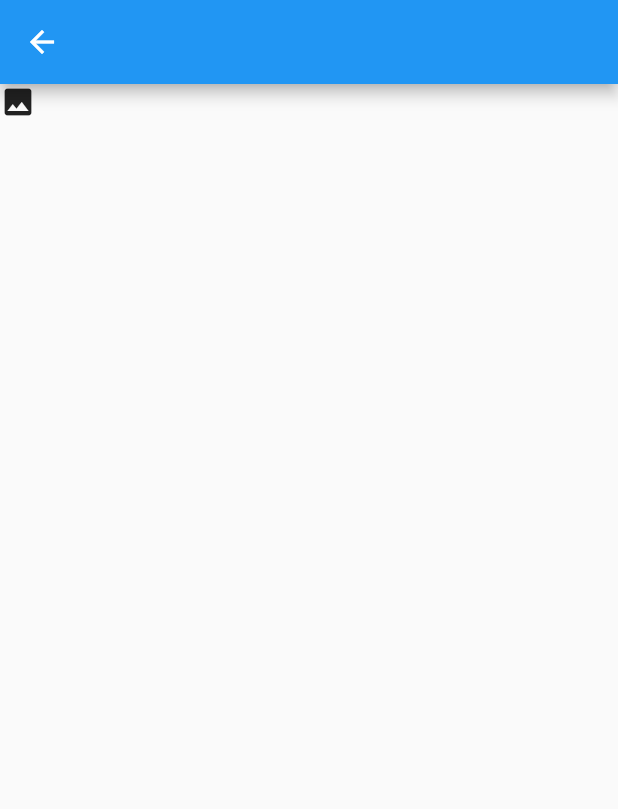
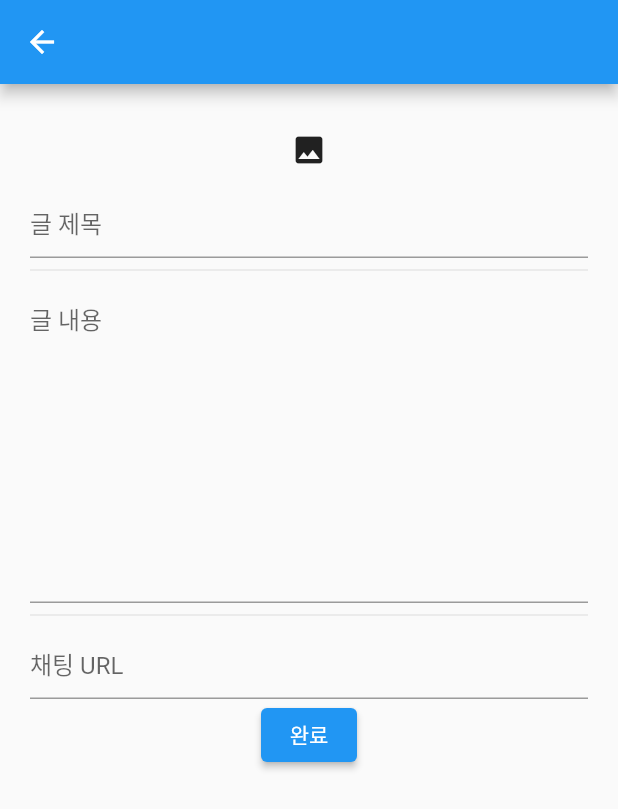
Before and after one commit to L-and/Nonamukja, a Flutter app: the PostCreateScreen screen opened by its route, on a phone screen of 412 x 824 dp. Shown: the top 809 px of the screen. Run offline on Flutter 3.47's test engine with Material 2 defaults, Android fonts, the phone set to English and light mode, and no system bars; our stand-ins replace image_picker, shared_preferences; accounts and stored records are empty.

Commit message:
feat: create post code(~ing)
게시글작성 코드 작업중

```diff
--- a/nonamukja_/lib/screens/screen_post_create.dart
+++ b/nonamukja_/lib/screens/screen_post_create.dart
@@ -1,7 +1,16 @@
 import 'package:flutter/material.dart';
 import 'package:image_picker/image_picker.dart';
+import 'package:nonamukja/image_picker.dart';
+import 'package:nonamukja/singleton_class/post.dart';
 
 class PostCreateScreen extends StatelessWidget {
+  MyImagePicker imagePicker = MyImagePicker(); // 이미지선택을 위한 변수
+
+  // TextField들의 값을 사용하기 위한 컨트롤러
+  final _titleController = TextEditingController();
+  final _contentController = TextEditingController();
+  final _talkLinkController = TextEditingController();
+
   @override
   Widget build(BuildContext context) {
     return Scaffold(
@@ -17,10 +26,58 @@ class PostCreateScreen extends StatelessWidget {
 
   PostCreateBody() {
     return Container(
-      child: Column(
+      alignment: Alignment.topLeft,
+      margin: EdgeInsets.all(20),
+      child: SingleChildScrollView(
+        child: Column(
         children: [
-          Icon(Icons.photo),
+          IconButton(
+              icon: Icon(Icons.photo),
+              onPressed: () {
+                imagePicker.SetImageFromGallery();
+                print("이미지선택");
+              },
+          ),
+          TextField(
+            controller: _titleController,
+            decoration: InputDecoration(
+              hintText: "글 제목",
+            ),
+          ),
+          Divider(),
+          TextField(
+            controller: _contentController,
+            decoration: InputDecoration(
+              hintText: "글 내용",
+            ),
+              maxLines: 10,
+              minLines: 10,
+          ),
+          Divider(),
+          TextField(
+            controller: _talkLinkController,
+            decoration: InputDecoration(
+              hintText: "채팅 URL",
+            ),
+          ),
+          ElevatedButton(
+            child: Text("완료"),
+            onPressed: () {
+              print(imagePicker.GetImage());
+              // Future<int> statusCode = Post().postPostRequest(
+              //   _titleController.text,
+              //   _contentController.text,
+              //   _talkLinkController.text,
+              //   imagePicker.GetImage()
+              // );
+              //
+              // statusCode.then((val) {
+              //   print(val);
+              // });
+            },
+          ),
         ],
+      ),
       ),
     );
   }
```
Also changed, not shown: nonamukja_/lib/singleton_class/post.dart (+27 -0 lines).
